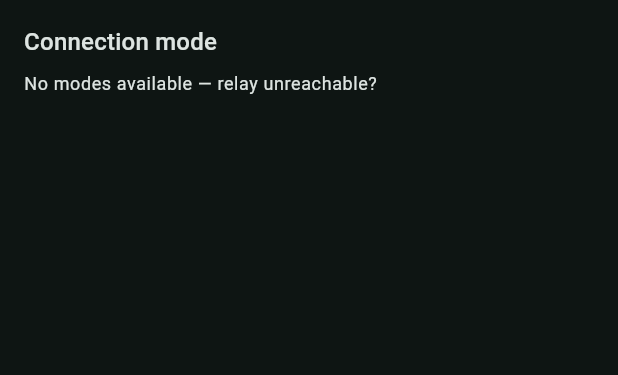
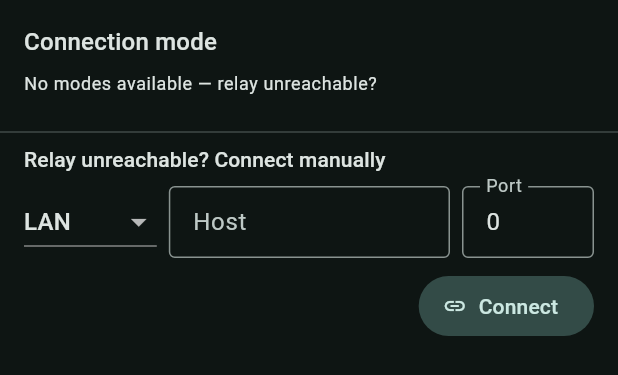
Before and after one commit to teasec4/herdr-mobile-app, a Flutter app: the ModePickerSheet widget shown alone on an empty page, opened directly with empty values, on a phone screen of 412 x 824 dp. Shown: the top 375 px of the screen. Run offline on Flutter 3.47's test engine with Material 3 defaults, Android fonts, the phone set to English and light mode, and no system bars; our stand-ins replace app_links, get_it, shared_preferences; missing offline and left inert: mobile_scanner; accounts and stored records are empty.

Commit message:
fix(client): offline manual mode switching in the mode picker
При недоступном релее (например, Tailscale выключен дома) /pair не
отвечает, и пикер режимов показывал только ошибку+Retry — поменять режим
руками было невозможно («курица и яйцо»: для смены режима нужен релей,
для релея — рабочий режим).

- ModePickerSheet: секция «Relay unreachable? Connect manually» — режим
  (lan/tailscale/funnel) + хост + порт, токен берётся из активного профиля.
  Видна сразу (включая момент загрузки /pair), так что обречённый fetch
  (3×5s таймаут) не блокирует пользователя.
- PairConfig строится вручную (host/port/mode + сохранённые token/relayId/
  name), onSelected сохраняет профиль и реконнектит — сеть не нужна.
- Тесты: ручной LAN при недоступном релее (токен/relayId сохраняются),
  пустой хост не переключает, ручной ввод виден пока /pair грузится.

```diff
--- a/client/lib/widgets/mode_picker_sheet.dart
+++ b/client/lib/widgets/mode_picker_sheet.dart
@@ -36,10 +36,27 @@ class _ModePickerSheetState extends State<ModePickerSheet> {
   List<RelayModeInfo> _modes = const [];
   bool _switching = false;
 
+  /// Manual-connection form: lets the user switch modes even when the relay
+  /// is unreachable (e.g. Tailscale is off at home and /pair cannot be
+  /// fetched). The token is taken from the active profile — no relay round
+  /// trip needed.
+  String _manualMode = 'lan';
+  late final TextEditingController _hostController =
+      TextEditingController(text: widget.config.host);
+  late final TextEditingController _portController =
+      TextEditingController(text: '${widget.config.port}');
+
   @override
   void initState() {
     super.initState();
     _load();
+  }
+
+  @override
+  void dispose() {
+    _hostController.dispose();
+    _portController.dispose();
+    super.dispose();
   }
 
   Future<void> _load() async {
@@ -75,6 +92,41 @@ class _ModePickerSheetState extends State<ModePickerSheet> {
         setState(() => _switching = false);
         ToastService.showError(context, 'Invalid mode link from relay');
       }
+    } catch (e) {
+      if (mounted) {
+        setState(() => _switching = false);
+        ToastService.showError(context, e);
+      }
+    }
+  }
+
+  /// Builds a config from the manual form (host/port/mode + the saved token)
+  /// and switches — works while the relay is completely unreachable.
+  Future<void> _connectManual() async {
+    if (_switching) return;
+    final host = _hostController.text.trim();
+    final portRaw = _portController.text.trim();
+    if (host.isEmpty) {
+      ToastService.showError(context, 'Enter the relay host (e.g. 192.168.1.5)');
+      return;
+    }
+    final port = int.tryParse(portRaw) ?? PairConfig.defaultPort;
+    if (port <= 0 || port > 65535) {
+      ToastService.showError(context, 'Invalid port: $portRaw');
+      return;
+    }
+    setState(() => _switching = true);
+    try {
+      final config = PairConfig(
+        host: host,
+        port: port,
+        mode: _manualMode,
+        token: widget.config.token,
+        relayId: widget.config.relayId,
+        name: widget.config.name,
+      );
+      Navigator.of(context).pop();
+      await widget.onSelected(config);
     } catch (e) {
       if (mounted) {
         setState(() => _switching = false);
@@ -152,6 +204,74 @@ class _ModePickerSheetState extends State<ModePickerSheet> {
                   ],
                 ),
               ),
+            // Manual fallback — shown even while /pair is loading, so an
+            // unreachable relay (e.g. Tailscale off at home) never blocks the
+            // user from switching modes by hand.
+            const Divider(height: 16),
+            Padding(
+              padding: const EdgeInsets.fromLTRB(16, 0, 16, 16),
+              child: Column(
+                crossAxisAlignment: CrossAxisAlignment.start,
+                children: [
+                  Text('Relay unreachable? Connect manually',
+                      style: theme.textTheme.labelLarge),
+                  const SizedBox(height: 8),
+                  Row(
+                    children: [
+                      DropdownButton<String>(
+                        value: _manualMode,
+                        items: const [
+                          DropdownMenuItem(value: 'lan', child: Text('LAN')),
+                          DropdownMenuItem(
+                              value: 'tailscale', child: Text('Tailscale')),
+                          DropdownMenuItem(
+                              value: 'funnel', child: Text('Funnel')),
+                        ],
+                        onChanged: _switching
+                            ? null
+                            : (v) => setState(() => _manualMode = v ?? 'lan'),
+                      ),
+                      const SizedBox(width: 8),
+                      Expanded(
+                        child: TextField(
+                          controller: _hostController,
+                          enabled: !_switching,
+                          decoration: const InputDecoration(
+                            labelText: 'Host',
+                            hintText: '192.168.1.5',
+                            isDense: true,
+                            border: OutlineInputBorder(),
+                          ),
+                        ),
+                      ),
+                      const SizedBox(width: 8),
+                      SizedBox(
+                        width: 88,
+                        child: TextField(
+                          controller: _portController,
+                          enabled: !_switching,
+                          keyboardType: TextInputType.number,
+                          decoration: const InputDecoration(
+                            labelText: 'Port',
+                            isDense: true,
+                            border: OutlineInputBorder(),
+                          ),
+                        ),
+                      ),
+                    ],
+                  ),
+                  const SizedBox(height: 8),
+                  Align(
+                    alignment: Alignment.centerRight,
+                    child: FilledButton.tonalIcon(
+                      onPressed: _switching ? null : _connectManual,
+                      icon: const Icon(Icons.link, size: 16),
+                      label: const Text('Connect'),
+                    ),
+                  ),
+                ],
+              ),
+            ),
           ],
         ),
       ),
```
Also changed, not shown: 1 other file.
